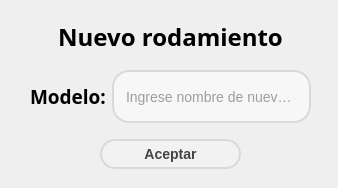
Qt form app_smr/Qt/popup_agregar_rod.ui (nvargas24/Sistema_medicion_de_rodamientos-SMR) before a commit.
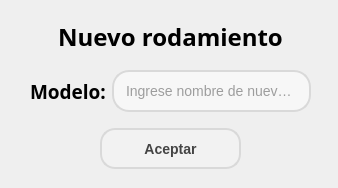
The same form after that commit.

What changed in the file:
```diff
--- a/app_smr/Qt/popup_agregar_rod.ui
+++ b/app_smr/Qt/popup_agregar_rod.ui
@@ -122,6 +122,12 @@
       </item>
       <item>
        <widget class="QPushButton" name="btn_aceptar">
+        <property name="sizePolicy">
+         <sizepolicy hsizetype="Minimum" vsizetype="Expanding">
+          <horstretch>0</horstretch>
+          <verstretch>0</verstretch>
+         </sizepolicy>
+        </property>
         <property name="font">
          <font>
           <pointsize>-1</pointsize>
```
Left out of the diff: 2 changed lines with no effect on the pictures.
